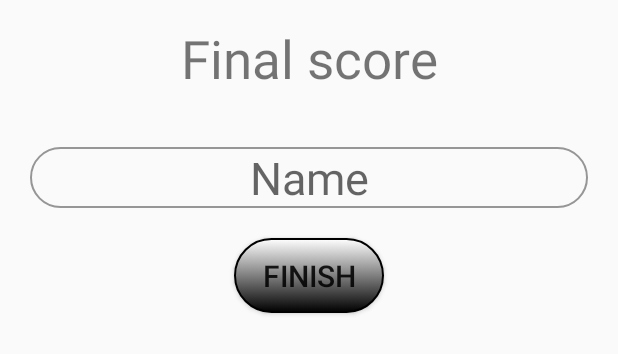
After one commit to idan-montekyo/CovidBlast, an Android app: the layout fragment_fill_info.xml on its own in the app's theme, with its tools: preview values and no code run, on a phone screen of 412 x 824 dp. The commit adds this screen. Shown: the top 354 px of the screen. Run offline under Robolectric (Android 15) with nearby library versions, the phone set to English and light mode, and no system bars.

Commit message:
updated and created xml

```diff
--- /dev/null
+++ b/app/src/main/res/drawable/shape_name_et.xml
@@ -0,0 +1,13 @@
+<?xml version="1.0" encoding="utf-8"?>
+<shape
+    xmlns:android="http://schemas.android.com/apk/res/android"
+    android:shape="rectangle">
+
+    <stroke
+        android:color="@color/gray"
+        android:width="1dp"/>
+
+    <corners
+        android:radius="50dp"/>
+
+</shape>
--- /dev/null
+++ b/app/src/main/res/layout/fragment_fill_info.xml
@@ -0,0 +1,37 @@
+<?xml version="1.0" encoding="utf-8"?>
+<LinearLayout
+    xmlns:android="http://schemas.android.com/apk/res/android"
+    android:layout_width="match_parent"
+    android:layout_height="match_parent"
+    android:orientation="vertical">
+
+    <androidx.appcompat.widget.AppCompatTextView
+        android:id="@+id/final_score_tv"
+        android:text="@string/final_score"
+        android:textSize="35sp"
+        android:textAlignment="center"
+        android:layout_margin="15dp"
+        android:layout_width="match_parent"
+        android:layout_height="wrap_content"
+        />
+
+    <EditText
+        android:layout_width="match_parent"
+        android:layout_height="wrap_content"
+        android:hint="@string/user_name"
+        android:layout_margin="20dp"
+        android:textSize="30sp"
+        android:textAlignment="center"
+        android:background="@drawable/shape_name_et"
+        android:inputType="textPersonName" />
+
+    <androidx.appcompat.widget.AppCompatButton
+        android:id="@+id/finish_btn"
+        android:layout_width="wrap_content"
+        android:layout_height="wrap_content"
+        android:text="@string/finish_btn"
+        android:background="@drawable/shape_selector_button_round"
+        android:layout_gravity="center"
+        android:textSize="20sp" />
+
+</LinearLayout>
--- a/app/src/main/res/layout/settings_dialog.xml
+++ b/app/src/main/res/layout/settings_dialog.xml
@@ -47,8 +47,3 @@
         android:text="Sound"/>
 
 </RelativeLayout>
-
-    <!--
-     change background
-     about
-     -->
--- a/app/src/main/res/values/strings.xml
+++ b/app/src/main/res/values/strings.xml
@@ -1,3 +1,8 @@
 <resources>
     <string name="app_name">CovidBlast</string>
+    <string name="user_name">Name</string>
+    <string name="user_score">Score</string>
+    <string name="user_rank">Rank</string>
+    <string name="final_score">Final score</string>
+    <string name="finish_btn">Finish</string>
 </resources>
```
Also changed, not shown: app/src/main/res/layout/score_table_fragment.xml (+31 -25 lines), 1 other file.
